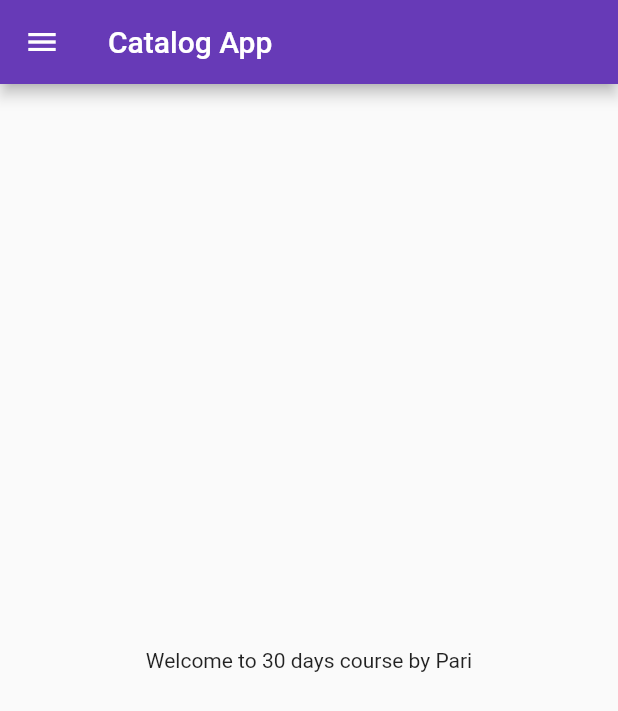
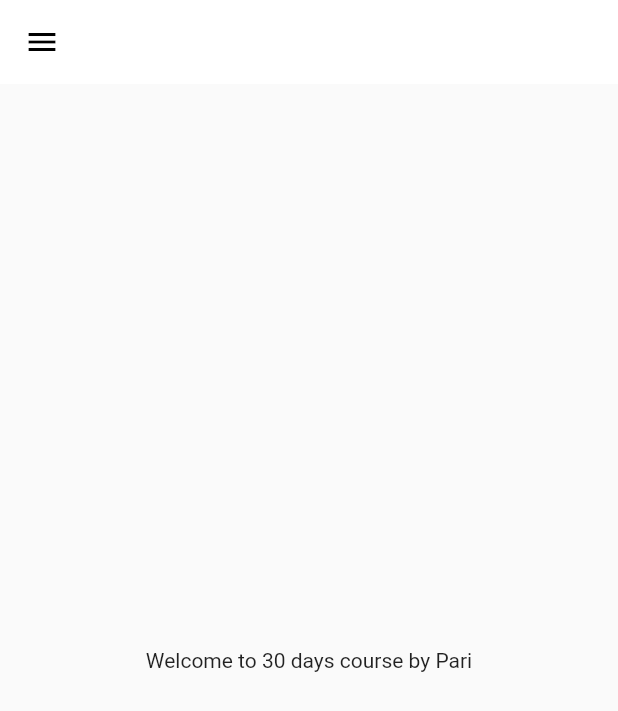
Before and after one commit to Parineeta-coder/flutter_catalog, a Flutter app: the screen it shows after launch, on a phone screen of 412 x 824 dp. Shown: the top 711 px of the screen. Run offline on Flutter 3.47's test engine with Material 2 defaults, Android fonts, the phone set to English and light mode, and no system bars.

Commit message:
day 10 completed

```diff
--- a/lib/main.dart
+++ b/lib/main.dart
@@ -14,7 +14,13 @@ class MyApp extends StatelessWidget {
       debugShowCheckedModeBanner: false,
       // home: LoginPage(),
       themeMode: ThemeMode.light,
-      theme: ThemeData(primarySwatch: Colors.deepPurple),
+      theme: ThemeData(
+        primarySwatch: Colors.deepPurple,
+        appBarTheme: AppBarTheme(
+            color: Colors.white,
+            elevation: 0.0,
+            iconTheme: IconThemeData(color: Colors.black)),
+      ),
       darkTheme: ThemeData(brightness: Brightness.dark),
       initialRoute: MyRoutes.homeRoute,
       routes: {
```
Also changed, not shown: lib/models/catalog.dart (added).
